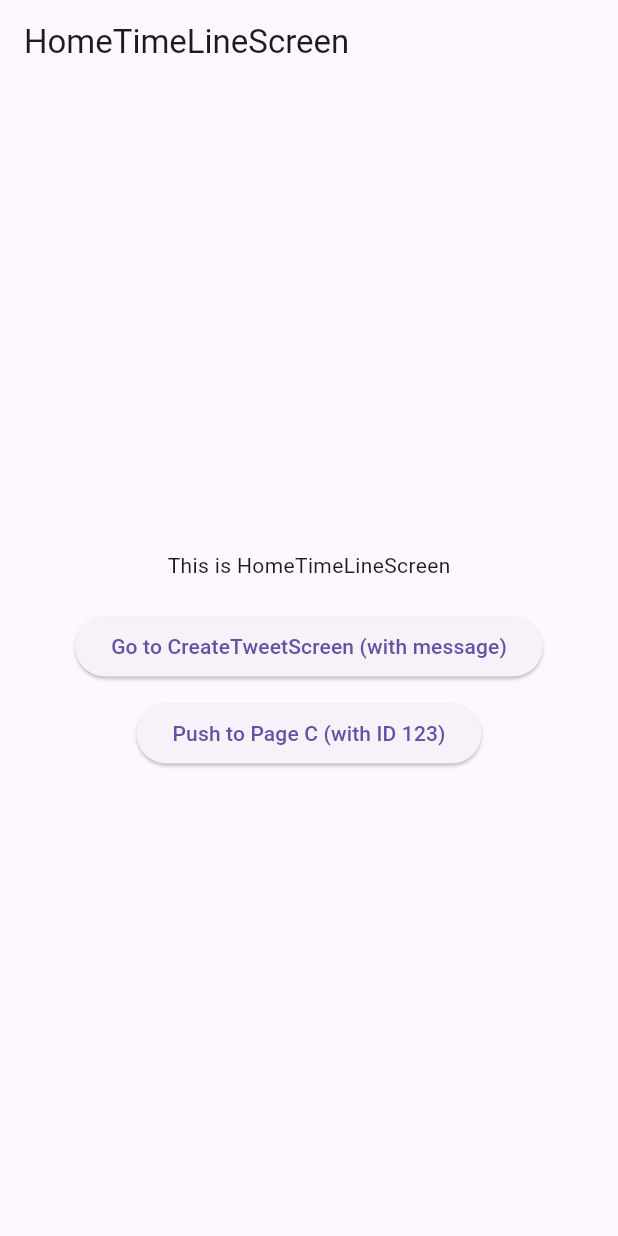
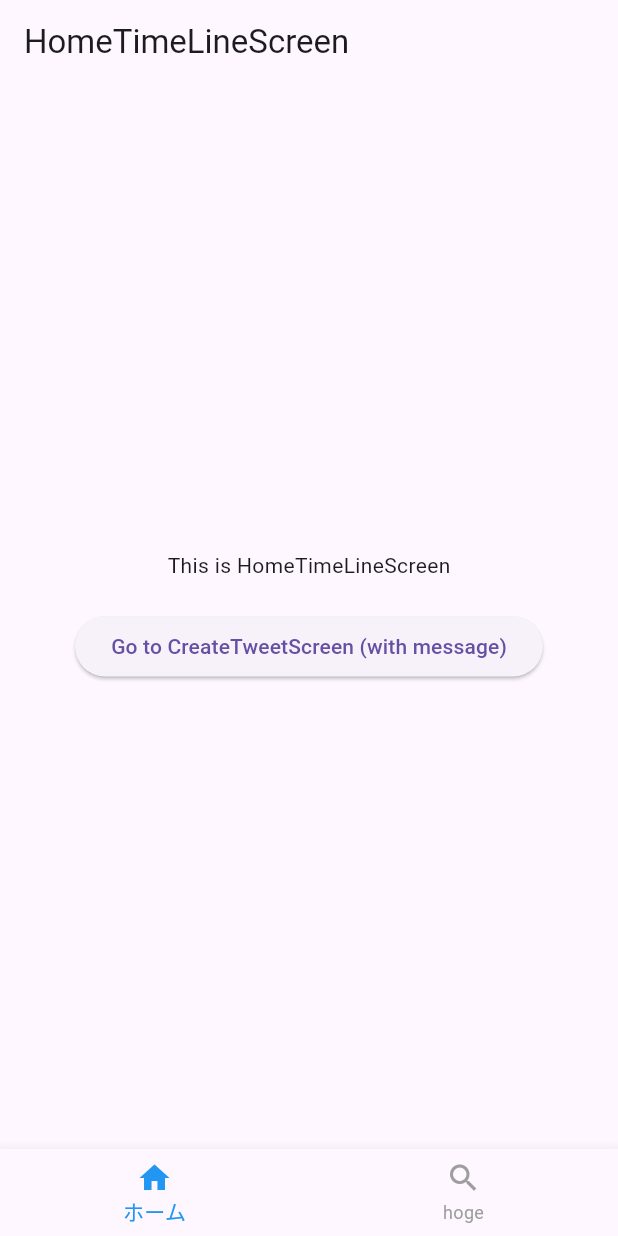
Before and after one commit to YuukiTakahashi-QNQ/sns-app, a Flutter app: the screen it shows after launch, on a phone screen of 412 x 824 dp. Run offline on Flutter 3.47's test engine with Material 3 defaults, Android fonts, the phone set to English and light mode, and no system bars; our stand-ins replace firebase_core, flutter_riverpod, go_router; accounts and stored records are empty.

Commit message:
feat : 下タブの追加

```diff
--- a/lib/core/router/app_router.dart
+++ b/lib/core/router/app_router.dart
@@ -2,57 +2,45 @@
 import 'package:flutter/material.dart';
 import 'package:go_router/go_router.dart';
 import 'package:flutter_riverpod/flutter_riverpod.dart';
-import 'package:train_sns_app/features/tweet/presentation/pages/create_tweet_screen.dart';
+import 'app_shell.dart';
 
 // 画面のプレースホルダ
 import '../../features/tweet/presentation/pages/home_timeline_screen.dart';
+import 'package:train_sns_app/features/tweet/presentation/pages/create_tweet_screen.dart';
 
-import '../../features/tweet/presentation/pages/page_c.dart';
-
-// ルート名を定数で管理
+// ルート名を定義するクラス
 class AppRouteNames {
   static const String HomeTimeLineScreen = 'HomeTimeLineScreen';
   static const String CreateTweetScreen = 'CreateTweetScreen';
-  static const String pageC = 'pageC';
 }
 
-// GoRouterインスタンスを提供するプロバイダ
+// GoRouterインスタンスを提供するProvider
 final goRouterProvider = Provider<GoRouter>((ref) {
   return GoRouter(
-    initialLocation: '/HomeTimeLineScreen', // アプリ起動時の初期パス
-    debugLogDiagnostics: true, // デバッグログを有効化 (開発中便利)
-
-    // ルート定義
+    initialLocation: '/', // 最初に表示するパス
+    routes: <RouteBase>[
+      // AppShell を使ったルート (下部ナビゲーションバーを持つ画面群)
+      ShellRoute(
+        builder: (BuildContext context, GoRouterState state, Widget child) {
+          return AppShell(child: child); // AppShellでラップ
+        },
         routes: <RouteBase>[
           GoRoute(
-        name: AppRouteNames.HomeTimeLineScreen,
-        path: '/HomeTimeLineScreen',
+            path: '/',
+            name: 'HomeTimeLineScreen', // ルート名
             builder: (BuildContext context, GoRouterState state) {
-          return const HomeTimeLineScreen();
+              return const HomeTimeLineScreen(); // ホーム画面
             },
           ),
           GoRoute(
-        name: AppRouteNames.CreateTweetScreen,
             path: '/CreateTweetScreen',
+            name: 'CreateTweetScreen',
             builder: (BuildContext context, GoRouterState state) {
-          // PageBにパラメータを渡す例 (オプション)
-          final message = state.uri.queryParameters['message'];
-          return CreateTweetScreen(message: message);
-        },
-      ),
-      GoRoute(
-        name: AppRouteNames.pageC,
-        path: '/pageC/:id', // パスパラメータの例
-        builder: (BuildContext context, GoRouterState state) {
-          final id = state.pathParameters['id'];
-          return PageC(id: id);
+              return const CreateTweetScreen(); // 検索画面
             },
           ),
         ],
-    // エラーページ (任意)
-    errorBuilder: (context, state) => Scaffold(
-      appBar: AppBar(title: const Text('Error')),
-      body: Center(child: Text('Page not found: ${state.error}')),
       ),
+    ],
   );
 });
--- /dev/null
+++ b/lib/core/router/app_shell.dart
@@ -0,0 +1,72 @@
+import 'package:flutter/material.dart';
+import 'package:flutter_riverpod/flutter_riverpod.dart';
+import 'package:go_router/go_router.dart';
+
+import 'app_router.dart';
+
+// 現在選択されている下部ナビゲーションのインデックスを管理するProvider
+final bottomNavIndexProvider = StateProvider<int>((ref) => 0); // 初期値は0 (ホーム)
+
+class AppShell extends ConsumerWidget {
+  final Widget child;
+
+  const AppShell({super.key, required this.child});
+
+  void _onItemTapped(int index, WidgetRef ref, BuildContext context) {
+    // GoRouterで画面遷移 (これにより下の ref.listen が発火し、Providerが同期される)
+    ref.read(bottomNavIndexProvider.notifier).state = index;
+    switch (index) {
+      case 0:
+        context.goNamed('HomeTimeLineScreen');
+        break;
+      case 1:
+        context.goNamed('CreateTweetScreen');
+        break;
+    }
+  }
+
+  @override
+  Widget build(BuildContext context, WidgetRef ref) {
+    final currentIndex = ref.watch(bottomNavIndexProvider);
+    final router = ref.watch(goRouterProvider); // GoRouterインスタンスを取得
+
+    // GoRouterのルート変更を監視し、bottomNavIndexProviderを同期する
+    ref.listen<GoRouter>(goRouterProvider, (_, __) {
+      final String location = router.routerDelegate.currentConfiguration.uri.toString();
+      int newIndex = 0; // デフォルトはホーム
+
+      if (location.startsWith('/CreateTweetScreen')) {
+        newIndex = 1;
+      } else if (location.startsWith('/')) { // '/' はホーム
+        newIndex = 0;
+      }
+      // (他のルートが増えた場合はここにも条件を追加)
+
+      // 現在のプロバイダーの値と異なる場合のみ更新
+      if (ref.read(bottomNavIndexProvider) != newIndex) {
+        ref.read(bottomNavIndexProvider.notifier).state = newIndex;
+      }
+    });
+
+    return Scaffold(
+      body: child, // ShellRoute によって注入される子ルートの画面
+      bottomNavigationBar: BottomNavigationBar(
+        // type: BottomNavigationBarType.fixed, // アイテムが少ない場合は不要かも
+        currentIndex: currentIndex,
+        onTap: (index) => _onItemTapped(index, ref, context),
+        selectedItemColor: Colors.blue,
+        unselectedItemColor: Colors.grey,
+        items: const <BottomNavigationBarItem>[
+          BottomNavigationBarItem(
+            icon: Icon(Icons.home),
+            label: 'ホーム',
+          ),
+          BottomNavigationBarItem(
+            icon: Icon(Icons.search),
+            label: 'hoge',
+          ),
+        ],
+      ),
+    );
+  }
+}
--- a/lib/features/tweet/presentation/pages/home_timeline_screen.dart
+++ b/lib/features/tweet/presentation/pages/home_timeline_screen.dart
@@ -27,17 +27,6 @@ class HomeTimeLineScreen extends ConsumerWidget {
               },
               child: const Text('Go to CreateTweetScreen (with message)'),
             ),
-            const SizedBox(height: 10),
-            ElevatedButton(
-              onPressed: () {
-                // Page CへID付きで遷移
-                context.pushNamed( // pushNamedでスタックに追加
-                  AppRouteNames.pageC,
-                  pathParameters: {'id': '123'},
-                );
-              },
-              child: const Text('Push to Page C (with ID 123)'),
-            ),
           ],
         ),
       ),
```
Also changed, not shown: lib/features/tweet/presentation/pages/create_tweet_screen.dart (+0 -10 lines), lib/features/tweet/presentation/pages/page_c.dart (deleted, +0 -42 lines). Lines whose indentation alone changed are shown as unchanged.
